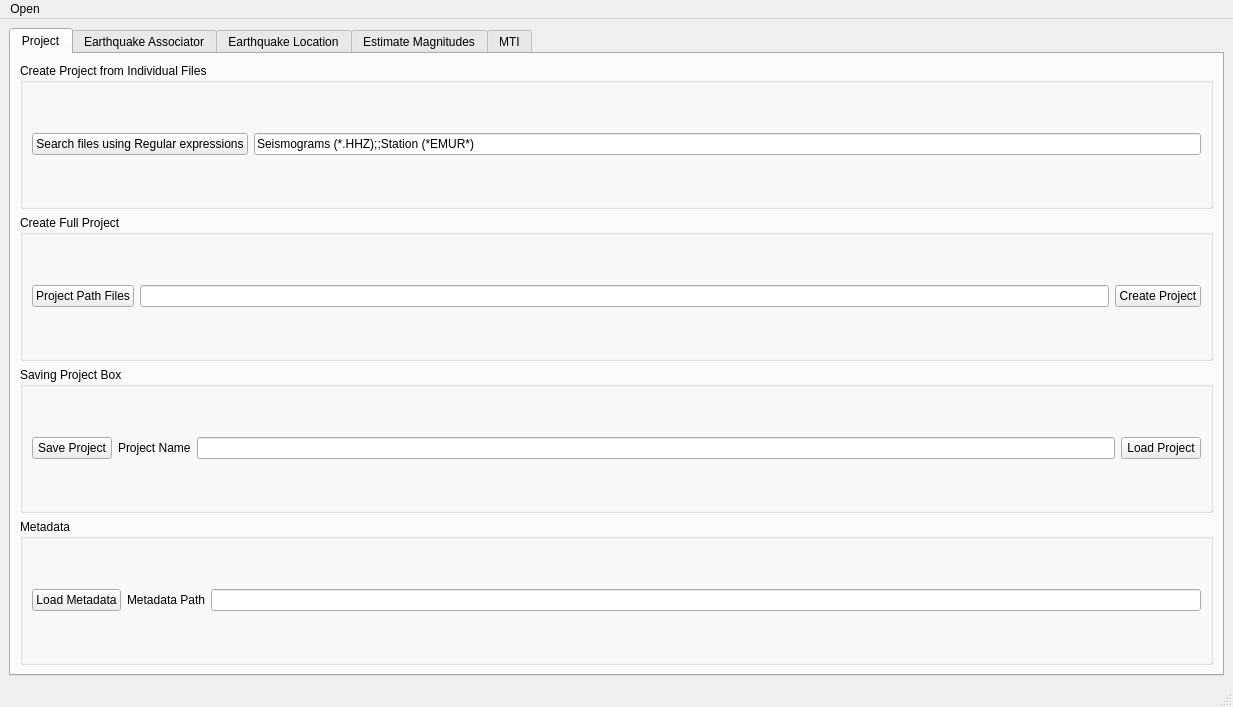
rcabdia/SurfQuake, file surfquake/resources/designer_uis/loc_flow.ui: the form before one commit.
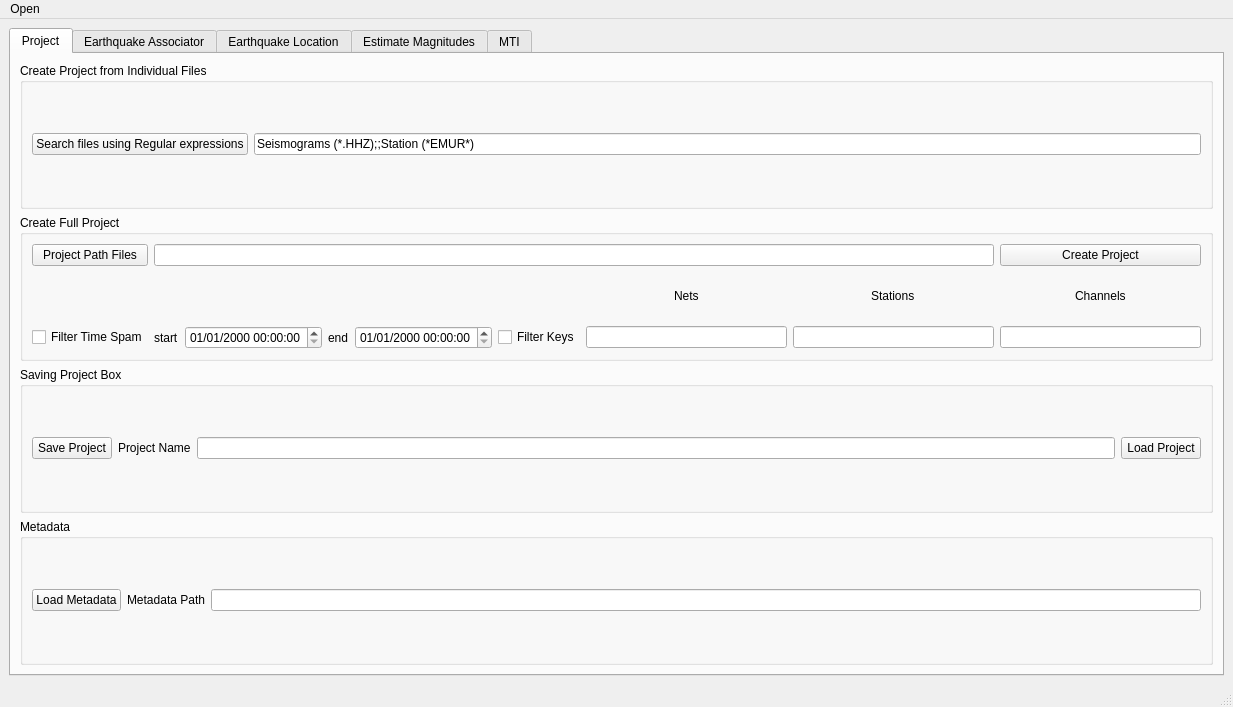
The form after the commit. Icons and pictures are not drawn.

Commit message: small debugs and including filter parametrization in project GUI

Diff of the .ui file:
```diff
--- a/surfquake/resources/designer_uis/loc_flow.ui
+++ b/surfquake/resources/designer_uis/loc_flow.ui
@@ -67,6 +67,57 @@
            <string>Create Full Project</string>
           </property>
           <layout class="QGridLayout" name="gridLayout">
+           <item row="2" column="2">
+            <widget class="QDateTimeEdit" name="startProj">
+             <property name="displayFormat">
+              <string>dd/MM/yyyy HH:mm:ss</string>
+             </property>
+            </widget>
+           </item>
+           <item row="2" column="8">
+            <widget class="QLineEdit" name="lineEdit_3"/>
+           </item>
+           <item row="2" column="7">
+            <widget class="QLineEdit" name="lineEdit_2"/>
+           </item>
+           <item row="2" column="5">
+            <widget class="QCheckBox" name="checkBox_2">
+             <property name="text">
+              <string>Filter Keys</string>
+             </property>
+            </widget>
+           </item>
+           <item row="2" column="4">
+            <widget class="QDateTimeEdit" name="dateTimeEdit">
+             <property name="displayFormat">
+              <string>dd/MM/yyyy HH:mm:ss</string>
+             </property>
+            </widget>
+           </item>
+           <item row="2" column="3">
+            <widget class="QLabel" name="label_46">
+             <property name="text">
+              <string>end</string>
+             </property>
+            </widget>
+           </item>
+           <item row="2" column="1">
+            <widget class="QLabel" name="label_45">
+             <property name="text">
+              <string>start</string>
+             </property>
+            </widget>
+           </item>
+           <item row="2" column="0">
+            <widget class="QCheckBox" name="checkBox">
+             <property name="text">
+              <string>Filter Time Spam</string>
+             </property>
+            </widget>
+           </item>
+           <item row="2" column="6">
+            <widget class="QLineEdit" name="lineEdit"/>
+           </item>
            <item row="0" column="0">
             <widget class="QPushButton" name="pathFilesBtn">
              <property name="toolTip">
@@ -77,10 +128,28 @@
              </property>
             </widget>
            </item>
-           <item row="0" column="1">
-            <widget class="QLineEdit" name="rootPathForm"/>
+           <item row="1" column="6" alignment="Qt::AlignHCenter">
+            <widget class="QLabel" name="label_48">
+             <property name="text">
+              <string>Nets</string>
+             </property>
+            </widget>
            </item>
-           <item row="0" column="2">
+           <item row="1" column="7" alignment="Qt::AlignHCenter">
+            <widget class="QLabel" name="label_49">
+             <property name="text">
+              <string>Stations</string>
+             </property>
+            </widget>
+           </item>
+           <item row="1" column="8" alignment="Qt::AlignHCenter">
+            <widget class="QLabel" name="label_50">
+             <property name="text">
+              <string>Channels</string>
+             </property>
+            </widget>
+           </item>
+           <item row="0" column="8">
             <widget class="QPushButton" name="openProjectBtn">
              <property name="toolTip">
               <string>Create project using all files (might be filtered with the settings of Eartuqake analysis)</string>
@@ -90,6 +159,9 @@
              </property>
             </widget>
            </item>
+           <item row="0" column="1" colspan="7">
+            <widget class="QLineEdit" name="rootPathForm"/>
+           </item>
           </layout>
          </widget>
         </item>
```
The commit also changes 4 other files.
